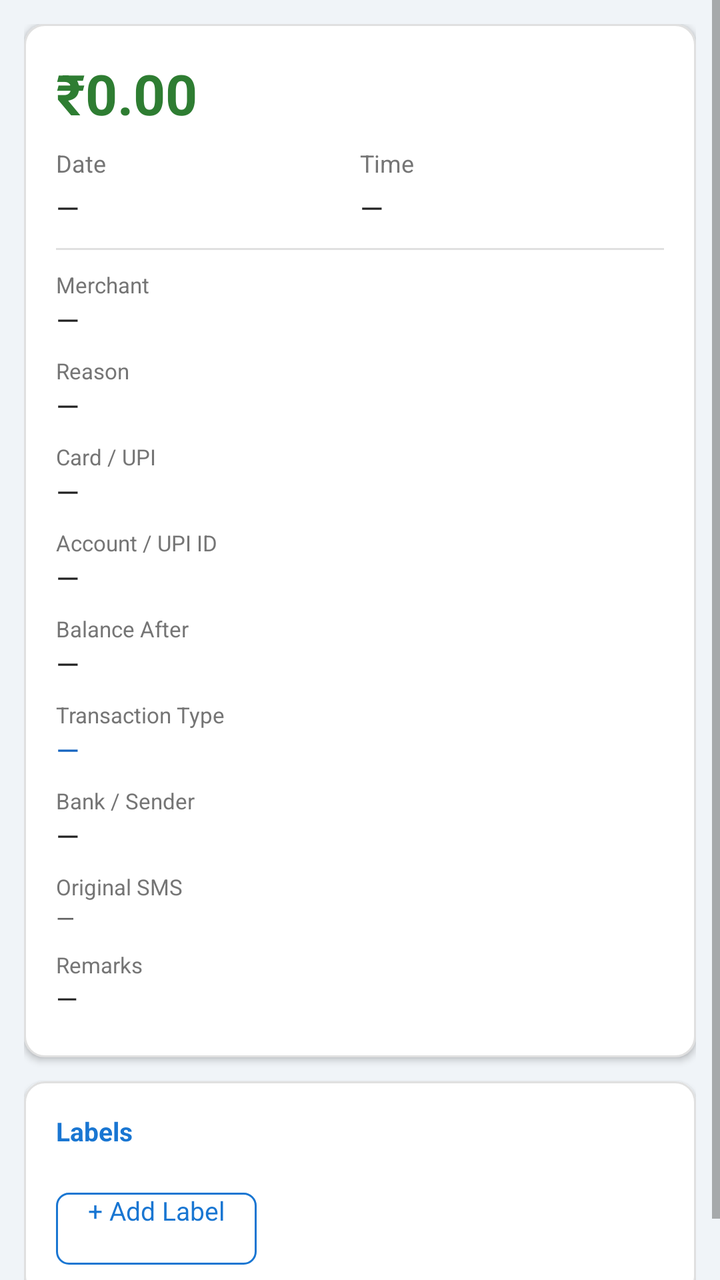
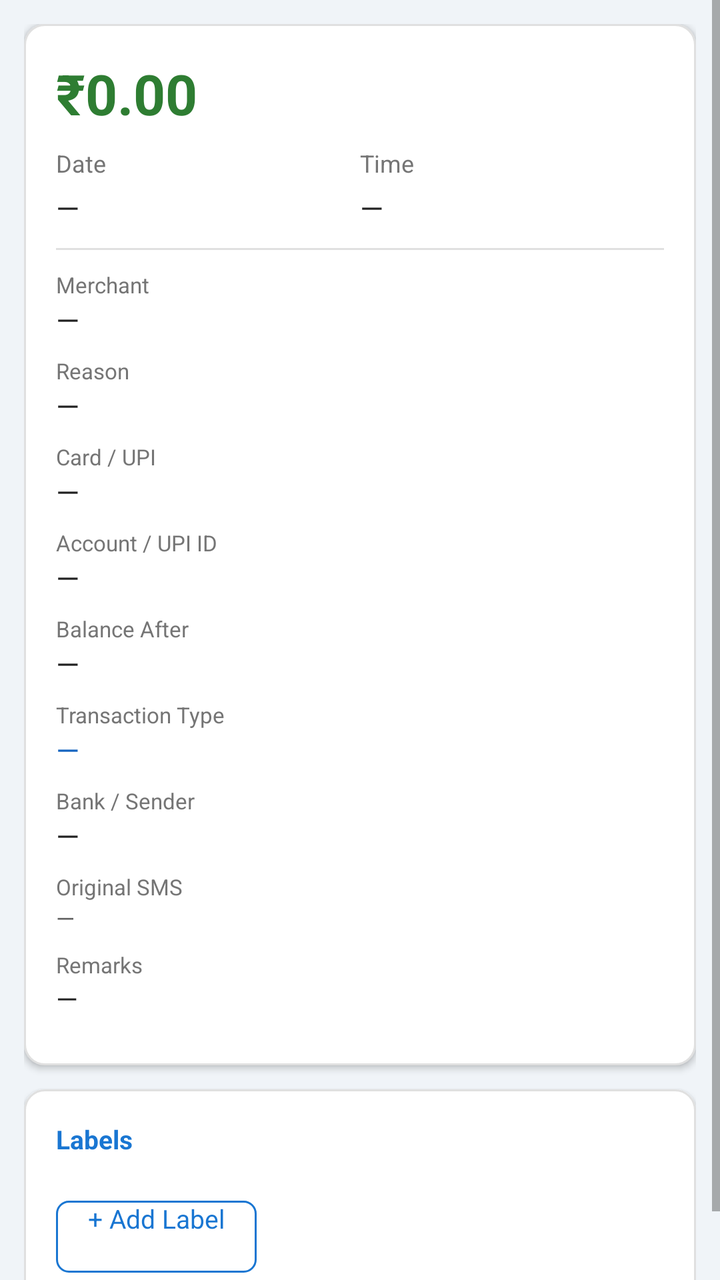

Compare the two renders of this Android layout. The source of the first and the diff that turns it into the second are given below.
<!-- AndroidManifest.xml: application theme android:Theme.Material.Light.DarkActionBar -->
<!-- res/layout/activity_expense_detail.xml -->
<?xml version="1.0" encoding="utf-8"?>
<ScrollView xmlns:android="http://schemas.android.com/apk/res/android"
    android:layout_width="match_parent"
    android:layout_height="match_parent"
    android:background="#F0F4F8">

    <LinearLayout
        android:layout_width="match_parent"
        android:layout_height="wrap_content"
        android:orientation="vertical"
        android:paddingLeft="12dp"
        android:paddingRight="12dp"
        android:paddingTop="12dp"
        android:paddingBottom="24dp">

        
        <LinearLayout
            android:id="@+id/layoutViewMode"
            android:layout_width="match_parent"
            android:layout_height="wrap_content"
            android:orientation="vertical"
            android:background="@drawable/bg_card"
            android:elevation="2dp"
            android:padding="16dp"
            android:layout_marginBottom="12dp">

            <TextView
                android:id="@+id/tvAmount"
                android:layout_width="match_parent"
                android:layout_height="wrap_content"
                android:text="₹0.00"
                android:textColor="#2E7D32"
                android:textSize="28sp"
                android:textStyle="bold"
                android:layout_marginBottom="8dp" />

            <LinearLayout
                android:layout_width="match_parent"
                android:layout_height="wrap_content"
                android:orientation="horizontal"
                android:layout_marginBottom="4dp">

                <TextView
                    android:layout_width="0dp"
                    android:layout_height="wrap_content"
                    android:layout_weight="1"
                    android:text="@string/label_date"
                    android:textColor="#757575"
                    android:textSize="12sp" />

                <TextView
                    android:layout_width="0dp"
                    android:layout_height="wrap_content"
                    android:layout_weight="1"
                    android:text="@string/label_time"
                    android:textColor="#757575"
                    android:textSize="12sp" />

            </LinearLayout>

            <LinearLayout
                android:layout_width="match_parent"
                android:layout_height="wrap_content"
                android:orientation="horizontal"
                android:layout_marginBottom="10dp">

                <TextView
                    android:id="@+id/tvDate"
                    android:layout_width="0dp"
                    android:layout_height="wrap_content"
                    android:layout_weight="1"
                    android:text="—"
                    android:textColor="#212121"
                    android:textSize="15sp" />

                <TextView
                    android:id="@+id/tvTime"
                    android:layout_width="0dp"
                    android:layout_height="wrap_content"
                    android:layout_weight="1"
                    android:text="—"
                    android:textColor="#212121"
                    android:textSize="15sp" />

            </LinearLayout>

            <TextView
                android:layout_width="match_parent"
                android:layout_height="1dp"
                android:background="#E0E0E0"
                android:layout_marginBottom="10dp" />

            <TextView android:layout_width="match_parent" android:layout_height="wrap_content"
                android:text="@string/label_merchant" android:textColor="#757575" android:textSize="11sp" />
            <TextView android:id="@+id/tvMerchant" android:layout_width="match_parent"
                android:layout_height="wrap_content" android:text="—" android:textColor="#212121"
                android:textSize="15sp" android:layout_marginBottom="8dp" />

            <TextView android:layout_width="match_parent" android:layout_height="wrap_content"
                android:text="@string/label_reason" android:textColor="#757575" android:textSize="11sp" />
            <TextView android:id="@+id/tvReason" android:layout_width="match_parent"
                android:layout_height="wrap_content" android:text="—" android:textColor="#212121"
                android:textSize="15sp" android:layout_marginBottom="8dp" />

            <TextView android:layout_width="match_parent" android:layout_height="wrap_content"
                android:text="@string/label_card" android:textColor="#757575" android:textSize="11sp" />
            <TextView android:id="@+id/tvCard" android:layout_width="match_parent"
                android:layout_height="wrap_content" android:text="—" android:textColor="#212121"
                android:textSize="15sp" android:layout_marginBottom="8dp" />

            <TextView android:layout_width="match_parent" android:layout_height="wrap_content"
                android:text="@string/label_account_number" android:textColor="#757575" android:textSize="11sp" />
            <TextView android:id="@+id/tvAccountNumber" android:layout_width="match_parent"
                android:layout_height="wrap_content" android:text="—" android:textColor="#212121"
                android:textSize="15sp" android:layout_marginBottom="8dp" />

            <TextView android:layout_width="match_parent" android:layout_height="wrap_content"
                android:text="@string/label_balance_after" android:textColor="#757575" android:textSize="11sp" />
            <TextView android:id="@+id/tvBalance" android:layout_width="match_parent"
                android:layout_height="wrap_content" android:text="—" android:textColor="#212121"
                android:textSize="15sp" android:layout_marginBottom="8dp" />

            <TextView android:layout_width="match_parent" android:layout_height="wrap_content"
                android:text="@string/label_transaction_type" android:textColor="#757575" android:textSize="11sp" />
            <TextView android:id="@+id/tvOnline" android:layout_width="match_parent"
                android:layout_height="wrap_content" android:text="—" android:textColor="#1565C0"
                android:textSize="15sp" android:layout_marginBottom="8dp" />

            <TextView android:layout_width="match_parent" android:layout_height="wrap_content"
                android:text="@string/label_bank" android:textColor="#757575" android:textSize="11sp" />
            <TextView android:id="@+id/tvBank" android:layout_width="match_parent"
                android:layout_height="wrap_content" android:text="—" android:textColor="#212121"
                android:textSize="15sp" android:layout_marginBottom="8dp" />

            <TextView android:layout_width="match_parent" android:layout_height="wrap_content"
                android:text="@string/label_original_sms" android:textColor="#757575" android:textSize="11sp" />
            <TextView android:id="@+id/tvSms" android:layout_width="match_parent"
                android:layout_height="wrap_content" android:text="—" android:textColor="#616161"
                android:textSize="12sp" android:layout_marginBottom="8dp" />

            <TextView android:layout_width="match_parent" android:layout_height="wrap_content"
                android:text="@string/label_remarks" android:textColor="#757575" android:textSize="11sp" />
            <TextView android:id="@+id/tvRemarks" android:layout_width="match_parent"
                android:layout_height="wrap_content" android:text="—" android:textColor="#212121"
                android:textSize="14sp" android:layout_marginBottom="4dp" />

        </LinearLayout>

        
        <LinearLayout
            android:id="@+id/layoutEditMode"
            android:layout_width="match_parent"
            android:layout_height="wrap_content"
            android:orientation="vertical"
            android:background="@drawable/bg_card"
            android:elevation="2dp"
            android:padding="16dp"
            android:layout_marginBottom="12dp"
            android:visibility="gone">

            <TextView android:layout_width="match_parent" android:layout_height="wrap_content"
                android:text="@string/label_amount" android:textColor="#757575" android:textSize="12sp" />
            <EditText android:id="@+id/etAmount" android:layout_width="match_parent"
                android:layout_height="48dp" android:hint="@string/hint_amount"
                android:inputType="numberDecimal" android:textSize="16sp" android:textColor="#212121"
                android:layout_marginBottom="10dp" 
                android:background="@drawable/bg_edittext_outlined"
                android:paddingLeft="12dp"
                android:paddingRight="12dp" />

            <LinearLayout android:layout_width="match_parent" android:layout_height="wrap_content"
                android:orientation="horizontal" android:layout_marginBottom="10dp">
                <LinearLayout android:layout_width="0dp" android:layout_height="wrap_content"
                    android:layout_weight="1" android:orientation="vertical" android:layout_marginRight="8dp">
                    <TextView android:layout_width="match_parent" android:layout_height="wrap_content"
                        android:text="@string/label_date" android:textColor="#757575" android:textSize="12sp" />
                    <EditText android:id="@+id/etDate" android:layout_width="match_parent"
                        android:layout_height="48dp" android:inputType="none" android:focusable="false"
                        android:clickable="true" android:textSize="14sp" android:textColor="#212121" 
                android:background="@drawable/bg_edittext_outlined"
                android:paddingLeft="12dp"
                android:paddingRight="12dp" />
                </LinearLayout>
                <LinearLayout android:layout_width="0dp" android:layout_height="wrap_content"
                    android:layout_weight="1" android:orientation="vertical">
                    <TextView android:layout_width="match_parent" android:layout_height="wrap_content"
                        android:text="@string/label_time" android:textColor="#757575" android:textSize="12sp" />
                    <EditText android:id="@+id/etTime" android:layout_width="match_parent"
                        android:layout_height="48dp" android:inputType="none" android:focusable="false"
                        android:clickable="true" android:textSize="14sp" android:textColor="#212121" 
                android:background="@drawable/bg_edittext_outlined"
                android:paddingLeft="12dp"
                android:paddingRight="12dp" />
                </LinearLayout>
            </LinearLayout>

            <TextView android:layout_width="match_parent" android:layout_height="wrap_content"
                android:text="@string/label_merchant" android:textColor="#757575" android:textSize="12sp" />
            <EditText android:id="@+id/etMerchant" android:layout_width="match_parent"
                android:layout_height="48dp" android:hint="@string/hint_merchant"
                android:inputType="textCapWords" android:textSize="14sp" android:textColor="#212121"
                android:layout_marginBottom="10dp" 
                android:background="@drawable/bg_edittext_outlined"
                android:paddingLeft="12dp"
                android:paddingRight="12dp" />

            <TextView android:layout_width="match_parent" android:layout_height="wrap_content"
                android:text="@string/label_reason" android:textColor="#757575" android:textSize="12sp" />
            <EditText android:id="@+id/etReason" android:layout_width="match_parent"
                android:layout_height="48dp" android:hint="@string/hint_reason"
                android:inputType="textCapSentences" android:textSize="14sp" android:textColor="#212121"
                android:layout_marginBottom="10dp" 
                android:background="@drawable/bg_edittext_outlined"
                android:paddingLeft="12dp"
                android:paddingRight="12dp" />

            <TextView android:layout_width="match_parent" android:layout_height="wrap_content"
                android:text="@string/label_card" android:textColor="#757575" android:textSize="12sp" />
            <EditText android:id="@+id/etCard" android:layout_width="match_parent"
                android:layout_height="48dp" android:hint="@string/hint_card"
                android:inputType="text" android:textSize="14sp" android:textColor="#212121"
                android:layout_marginBottom="10dp" 
                android:background="@drawable/bg_edittext_outlined"
                android:paddingLeft="12dp"
                android:paddingRight="12dp" />

            <TextView android:layout_width="match_parent" android:layout_height="wrap_content"
                android:text="@string/label_account_number" android:textColor="#757575" android:textSize="12sp" />
            <EditText android:id="@+id/etAccountNumber" android:layout_width="match_parent"
                android:layout_height="48dp" android:hint="@string/hint_account_number"
                android:inputType="text" android:textSize="14sp" android:textColor="#212121"
                android:layout_marginBottom="10dp" 
                android:background="@drawable/bg_edittext_outlined"
                android:paddingLeft="12dp"
                android:paddingRight="12dp" />

            <TextView android:layout_width="match_parent" android:layout_height="wrap_content"
                android:text="@string/label_balance_after" android:textColor="#757575" android:textSize="12sp" />
            <EditText android:id="@+id/etBalance" android:layout_width="match_parent"
                android:layout_height="48dp" android:hint="@string/hint_balance_field"
                android:inputType="numberDecimal" android:textSize="14sp" android:textColor="#212121"
                android:layout_marginBottom="10dp" 
                android:background="@drawable/bg_edittext_outlined"
                android:paddingLeft="12dp"
                android:paddingRight="12dp" />

            <CheckBox android:id="@+id/cbOnline" android:layout_width="match_parent"
                android:layout_height="wrap_content" android:text="@string/label_online"
                android:textSize="14sp" android:textColor="#212121" android:layout_marginBottom="10dp" />

            <TextView android:layout_width="match_parent" android:layout_height="wrap_content"
                android:text="@string/label_bank" android:textColor="#757575" android:textSize="12sp" />
            <EditText android:id="@+id/etBank" android:layout_width="match_parent"
                android:layout_height="48dp" android:hint="@string/hint_bank"
                android:inputType="text" android:textSize="14sp" android:textColor="#212121"
                android:layout_marginBottom="10dp" 
                android:background="@drawable/bg_edittext_outlined"
                android:paddingLeft="12dp"
                android:paddingRight="12dp" />

            <TextView android:layout_width="match_parent" android:layout_height="wrap_content"
                android:text="@string/label_remarks" android:textColor="#757575" android:textSize="12sp" />
            <EditText android:id="@+id/etRemarks" android:layout_width="match_parent"
                android:layout_height="wrap_content" android:minHeight="72dp"
                android:hint="@string/hint_remarks"
                android:inputType="textMultiLine|textCapSentences"
                android:gravity="top"
                android:textSize="14sp" android:textColor="#212121"
                android:layout_marginBottom="16dp" 
                android:background="@drawable/bg_edittext_outlined"
                android:paddingLeft="12dp"
                android:paddingRight="12dp"
                android:paddingTop="10dp"
                android:paddingBottom="10dp" />

            <Button android:id="@+id/btnSave" android:layout_width="match_parent"
                android:layout_height="48dp" android:text="@string/action_save"
                android:textColor="#FFFFFF" android:textSize="15sp"
                android:background="@drawable/bg_button_primary" />

        </LinearLayout>

        
        <LinearLayout
            android:layout_width="match_parent"
            android:layout_height="wrap_content"
            android:orientation="vertical"
            android:background="@drawable/bg_card"
            android:elevation="2dp"
            android:padding="16dp">

            <TextView
                android:layout_width="match_parent"
                android:layout_height="wrap_content"
                android:text="@string/label_labels"
                android:textColor="#1976D2"
                android:textSize="13sp"
                android:textStyle="bold"
                android:layout_marginBottom="10dp" />

            <HorizontalScrollView
                android:layout_width="match_parent"
                android:layout_height="wrap_content"
                android:scrollbars="none"
                android:layout_marginBottom="12dp">

                <LinearLayout
                    android:id="@+id/labelsLayout"
                    android:layout_width="wrap_content"
                    android:layout_height="wrap_content"
                    android:orientation="horizontal" />

            </HorizontalScrollView>

            <Button
                android:id="@+id/btnAddLabel"
                android:layout_width="wrap_content"
                android:layout_height="36dp"
                android:text="@string/btn_add_label"
                android:textColor="#1976D2"
                android:textSize="13sp"
                android:paddingLeft="16dp"
                android:paddingRight="16dp"
                android:background="@drawable/bg_button_secondary" />

        </LinearLayout>

    </LinearLayout>
</ScrollView>
<!-- resources referenced by this layout -->
<resources>
  <!-- drawable bg_button_primary (drawable) -->
  <?xml version="1.0" encoding="utf-8"?>
  <ripple xmlns:android="http://schemas.android.com/apk/res/android"
      android:color="#1565C0">
      <item>
          <shape android:shape="rectangle">
              <solid android:color="#1976D2" />
              <corners android:radius="6dp" />
          </shape>
      </item>
  </ripple>
  <!-- drawable bg_button_secondary (drawable) -->
  <?xml version="1.0" encoding="utf-8"?>
  <ripple xmlns:android="http://schemas.android.com/apk/res/android"
      android:color="#BBDEFB">
      <item>
          <shape android:shape="rectangle">
              <solid android:color="#FFFFFF" />
              <corners android:radius="6dp" />
              <stroke android:width="1dp" android:color="#1976D2" />
          </shape>
      </item>
  </ripple>
  <!-- drawable bg_card (drawable) -->
  <?xml version="1.0" encoding="utf-8"?>
  <shape xmlns:android="http://schemas.android.com/apk/res/android"
      android:shape="rectangle">
      <solid android:color="#FFFFFF" />
      <corners android:radius="10dp" />
      <stroke android:width="1dp" android:color="#E0E0E0" />
  </shape>
  <!-- drawable bg_edittext_outlined (drawable) -->
  <?xml version="1.0" encoding="utf-8"?>
  <selector xmlns:android="http://schemas.android.com/apk/res/android">
      <item android:state_focused="true">
          <shape android:shape="rectangle">
              <solid android:color="#FFFFFF" />
              <corners android:radius="6dp" />
              <stroke android:width="2dp" android:color="#1976D2" />
          </shape>
      </item>
      <item>
          <shape android:shape="rectangle">
              <solid android:color="#FAFAFA" />
              <corners android:radius="6dp" />
              <stroke android:width="1dp" android:color="#BDBDBD" />
          </shape>
      </item>
  </selector>
  <string name="action_save">Save</string>
  <string name="btn_add_label">+ Add Label</string>
  <string name="hint_account_number">e.g. XX1234 or user@upi</string>
  <string name="hint_amount">Amount (e.g. 1234.56)</string>
  <string name="hint_balance_field">Balance after txn</string>
  <string name="hint_bank">Bank / sender</string>
  <string name="hint_card">Card / UPI / wallet</string>
  <string name="hint_merchant">Merchant / payee</string>
  <string name="hint_reason">Reason / note</string>
  <string name="hint_remarks">Notes or comments…</string>
  <string name="label_account_number">Account / UPI ID</string>
  <string name="label_amount">Amount</string>
  <string name="label_balance_after">Balance After</string>
  <string name="label_bank">Bank / Sender</string>
  <string name="label_card">Card / UPI</string>
  <string name="label_date">Date</string>
  <string name="label_labels">Labels</string>
  <string name="label_merchant">Merchant</string>
  <string name="label_online">Online transaction</string>
  <string name="label_original_sms">Original SMS</string>
  <string name="label_reason">Reason</string>
  <string name="label_remarks">Remarks</string>
  <string name="label_time">Time</string>
  <string name="label_transaction_type">Transaction Type</string>
</resources>

<!-- the commit's change to res/layout/activity_expense_detail.xml (unified diff, before → after) -->
@@ -142,7 +142,19 @@
                 android:text="@string/label_remarks" android:textColor="#757575" android:textSize="11sp" />
             <TextView android:id="@+id/tvRemarks" android:layout_width="match_parent"
                 android:layout_height="wrap_content" android:text="—" android:textColor="#212121"
-                android:textSize="14sp" android:layout_marginBottom="4dp" />
+                android:textSize="14sp" android:layout_marginBottom="8dp" />
+
+            <TextView android:id="@+id/tvPatternLink"
+                android:layout_width="wrap_content"
+                android:layout_height="wrap_content"
+                android:text="View pattern →"
+                android:textColor="#1976D2"
+                android:textSize="13sp"
+                android:background="?android:attr/selectableItemBackground"
+                android:paddingTop="4dp"
+                android:paddingBottom="4dp"
+                android:paddingRight="8dp"
+                android:visibility="gone" />
 
         </LinearLayout>
 
